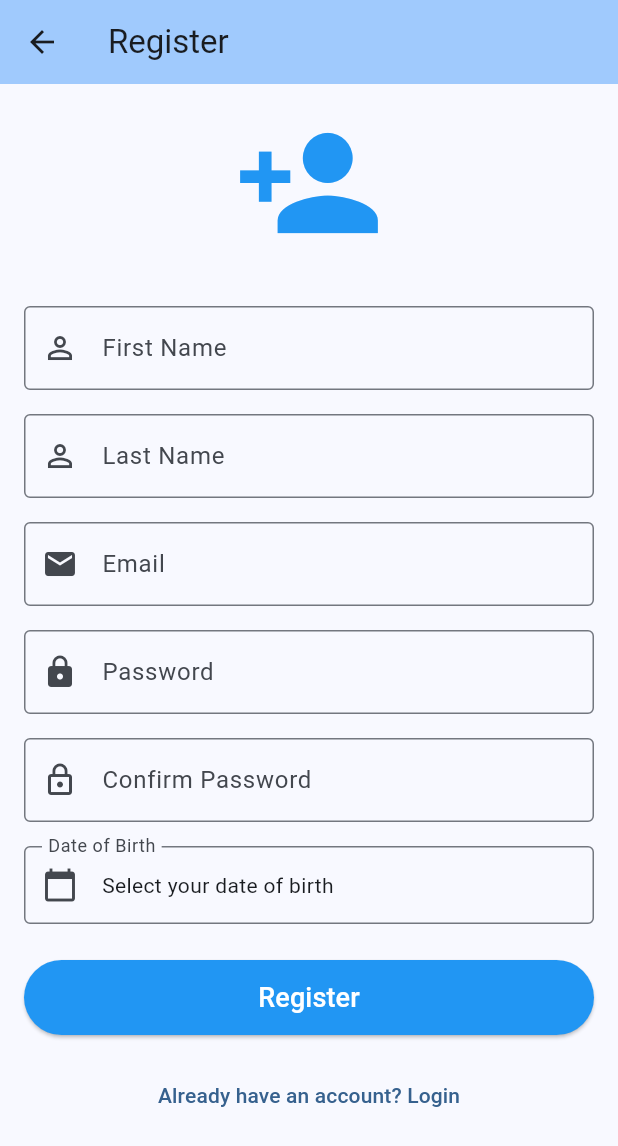
After one commit to aletuan/your-training, a Flutter app: the screen it shows after launch, after a tap on "Login", after a tap on "Don't have an account? Register", on a phone screen of 412 x 824 dp. The commit adds this screen. Shown: the top 1146 px of the screen. Run offline on Flutter 3.47's test engine with Material 3 defaults, Android fonts, the phone set to English and light mode, and no system bars.

Commit message:
feat: add registration screen and link from login screen

```diff
--- a/prototype/mobile/hello_world/lib/screens/login_screen.dart
+++ b/prototype/mobile/hello_world/lib/screens/login_screen.dart
@@ -1,4 +1,5 @@
 import 'package:flutter/material.dart';
+import 'register_screen.dart';
 
 class LoginScreen extends StatefulWidget {
   const LoginScreen({super.key});
@@ -28,6 +29,13 @@ class _LoginScreenState extends State<LoginScreen> {
     }
   }
 
+  void _navigateToRegister() {
+    Navigator.push(
+      context,
+      MaterialPageRoute(builder: (context) => const RegisterScreen()),
+    );
+  }
+
   @override
   Widget build(BuildContext context) {
     return Scaffold(
@@ -35,7 +43,7 @@ class _LoginScreenState extends State<LoginScreen> {
         backgroundColor: Theme.of(context).colorScheme.inversePrimary,
         title: const Text('Login'),
       ),
-      body: Padding(
+      body: SingleChildScrollView(
         padding: const EdgeInsets.all(16.0),
         child: Form(
           key: _formKey,
@@ -113,6 +121,12 @@ class _LoginScreenState extends State<LoginScreen> {
 
               const SizedBox(height: 16),
 
+              // Register Link
+              TextButton(
+                onPressed: _navigateToRegister,
+                child: const Text("Don't have an account? Register"),
+              ),
+
               // Forgot Password Link
               TextButton(
                 onPressed: () {
--- /dev/null
+++ b/prototype/mobile/hello_world/lib/screens/register_screen.dart
@@ -0,0 +1,225 @@
+import 'package:flutter/material.dart';
+import 'package:intl/intl.dart';
+
+class RegisterScreen extends StatefulWidget {
+  const RegisterScreen({super.key});
+
+  @override
+  State<RegisterScreen> createState() => _RegisterScreenState();
+}
+
+class _RegisterScreenState extends State<RegisterScreen> {
+  final _formKey = GlobalKey<FormState>();
+  final _emailController = TextEditingController();
+  final _firstNameController = TextEditingController();
+  final _lastNameController = TextEditingController();
+  final _passwordController = TextEditingController();
+  final _confirmPasswordController = TextEditingController();
+  DateTime? _selectedDate;
+
+  @override
+  void dispose() {
+    _emailController.dispose();
+    _firstNameController.dispose();
+    _lastNameController.dispose();
+    _passwordController.dispose();
+    _confirmPasswordController.dispose();
+    super.dispose();
+  }
+
+  Future<void> _selectDate(BuildContext context) async {
+    final DateTime? picked = await showDatePicker(
+      context: context,
+      initialDate: _selectedDate ?? DateTime.now().subtract(const Duration(days: 6570)), // Default to 18 years ago
+      firstDate: DateTime(1900),
+      lastDate: DateTime.now(),
+    );
+    if (picked != null && picked != _selectedDate) {
+      setState(() {
+        _selectedDate = picked;
+      });
+    }
+  }
+
+  void _handleRegister() {
+    if (_formKey.currentState!.validate()) {
+      // TODO: Implement registration logic
+      ScaffoldMessenger.of(context).showSnackBar(
+        const SnackBar(content: Text('Processing Registration...')),
+      );
+    }
+  }
+
+  @override
+  Widget build(BuildContext context) {
+    return Scaffold(
+      appBar: AppBar(
+        backgroundColor: Theme.of(context).colorScheme.inversePrimary,
+        title: const Text('Register'),
+      ),
+      body: SingleChildScrollView(
+        padding: const EdgeInsets.all(16.0),
+        child: Form(
+          key: _formKey,
+          child: Column(
+            crossAxisAlignment: CrossAxisAlignment.stretch,
+            children: [
+              const Icon(
+                Icons.person_add,
+                size: 100,
+                color: Colors.blue,
+              ),
+              const SizedBox(height: 32),
+
+              // First Name Field
+              TextFormField(
+                controller: _firstNameController,
+                decoration: const InputDecoration(
+                  labelText: 'First Name',
+                  hintText: 'Enter your first name',
+                  prefixIcon: Icon(Icons.person_outline),
+                  border: OutlineInputBorder(),
+                ),
+                validator: (value) {
+                  if (value == null || value.isEmpty) {
+                    return 'Please enter your first name';
+                  }
+                  return null;
+                },
+              ),
+              const SizedBox(height: 16),
+
+              // Last Name Field
+              TextFormField(
+                controller: _lastNameController,
+                decoration: const InputDecoration(
+                  labelText: 'Last Name',
+                  hintText: 'Enter your last name',
+                  prefixIcon: Icon(Icons.person_outline),
+                  border: OutlineInputBorder(),
+                ),
+                validator: (value) {
+                  if (value == null || value.isEmpty) {
+                    return 'Please enter your last name';
+                  }
+                  return null;
+                },
+              ),
+              const SizedBox(height: 16),
+
+              // Email Field
+              TextFormField(
+                controller: _emailController,
+                decoration: const InputDecoration(
+                  labelText: 'Email',
+                  hintText: 'Enter your email',
+                  prefixIcon: Icon(Icons.email),
+                  border: OutlineInputBorder(),
+                ),
+                keyboardType: TextInputType.emailAddress,
+                validator: (value) {
+                  if (value == null || value.isEmpty) {
+                    return 'Please enter your email';
+                  }
+                  if (!value.contains('@')) {
+                    return 'Please enter a valid email';
+                  }
+                  return null;
+                },
+              ),
+              const SizedBox(height: 16),
+
+              // Password Field
+              TextFormField(
+                controller: _passwordController,
+                decoration: const InputDecoration(
+                  labelText: 'Password',
+                  hintText: 'Enter your password',
+                  prefixIcon: Icon(Icons.lock),
+                  border: OutlineInputBorder(),
+                ),
+                obscureText: true,
+                validator: (value) {
+                  if (value == null || value.isEmpty) {
+                    return 'Please enter your password';
+                  }
+                  if (value.length < 6) {
+                    return 'Password must be at least 6 characters';
+                  }
+                  return null;
+                },
+              ),
+              const SizedBox(height: 16),
+
+              // Confirm Password Field
+              TextFormField(
+                controller: _confirmPasswordController,
+                decoration: const InputDecoration(
+                  labelText: 'Confirm Password',
+                  hintText: 'Confirm your password',
+                  prefixIcon: Icon(Icons.lock_outline),
+                  border: OutlineInputBorder(),
+                ),
+                obscureText: true,
+                validator: (value) {
+                  if (value == null || value.isEmpty) {
+                    return 'Please confirm your password';
+                  }
+                  if (value != _passwordController.text) {
+                    return 'Passwords do not match';
+                  }
+                  return null;
+                },
+              ),
+              const SizedBox(height: 16),
+
+              // Date of Birth Field
+              InkWell(
+                onTap: () => _selectDate(context),
+                child: InputDecorator(
+                  decoration: const InputDecoration(
+                    labelText: 'Date of Birth',
+                    prefixIcon: Icon(Icons.calendar_today),
+                    border: OutlineInputBorder(),
+                  ),
+                  child: Text(
+                    _selectedDate == null
+                        ? 'Select your date of birth'
+                        : DateFormat('dd/MM/yyyy').format(_selectedDate!),
+                  ),
+                ),
+              ),
+              const SizedBox(height: 24),
+
+              // Register Button
+              SizedBox(
+                height: 50,
+                child: ElevatedButton(
+                  onPressed: _handleRegister,
+                  style: ElevatedButton.styleFrom(
+                    backgroundColor: Colors.blue,
+                    foregroundColor: Colors.white,
+                  ),
+                  child: const Text(
+                    'Register',
+                    style: TextStyle(fontSize: 18),
+                  ),
+                ),
+              ),
+
+              const SizedBox(height: 16),
+
+              // Login Link
+              TextButton(
+                onPressed: () {
+                  Navigator.pop(context);
+                },
+                child: const Text('Already have an account? Login'),
+              ),
+            ],
+          ),
+        ),
+      ),
+    );
+  }
+}
```
Also changed, not shown: prototype/mobile/hello_world/pubspec.yaml (+4 -3 lines), prototype/mobile/hello_world/pubspec.lock.
